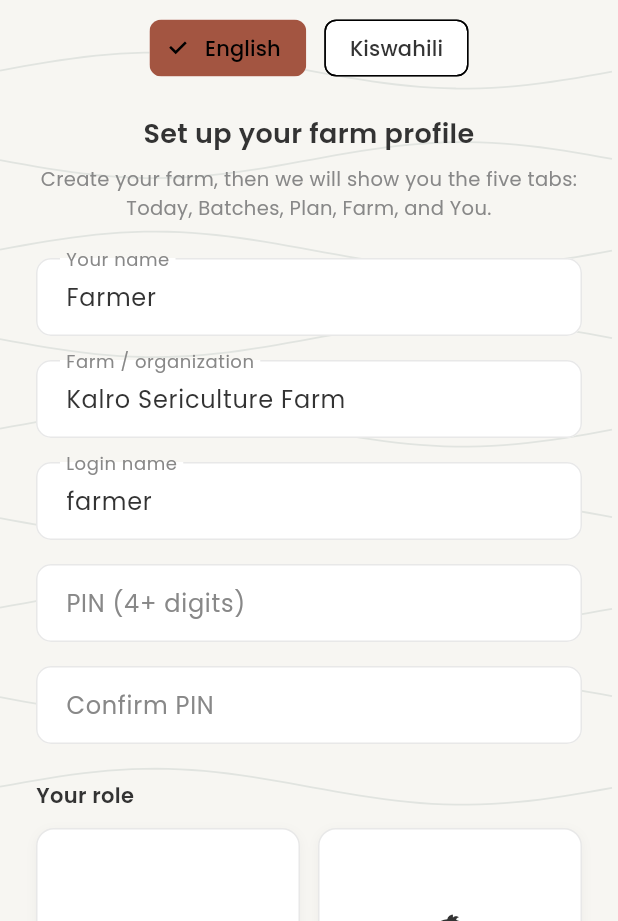
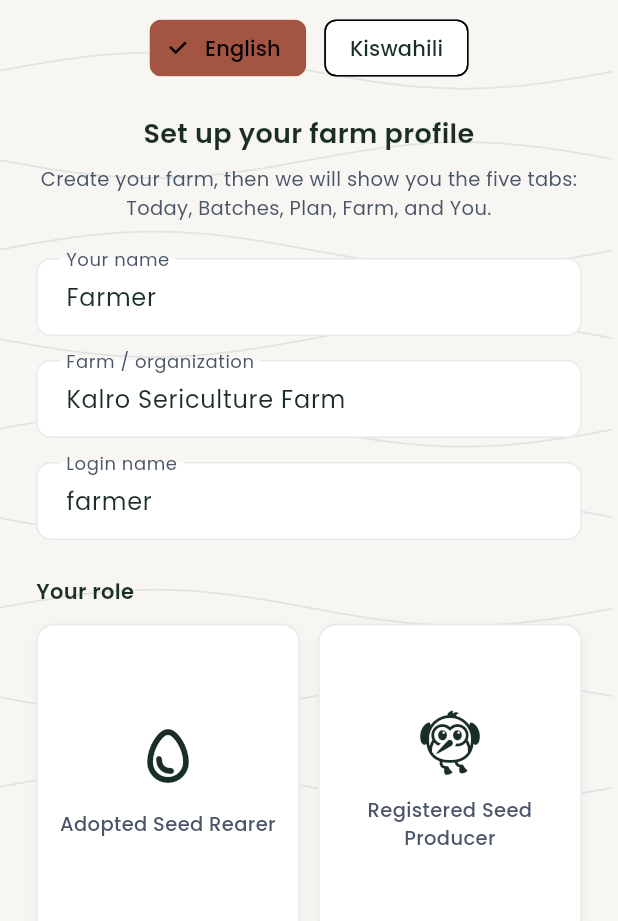
Before and after one commit to Dr-Rank1/Kalro-App, a Flutter app: the screen it shows after launch, on a phone screen of 412 x 824 dp, the part 315-1236 px from its top. Run offline on Flutter 3.47's test engine with Material 3 defaults, Android fonts, the phone set to English and light mode, and no system bars; our stand-ins replace file_picker, fl_chart, flutter_local_notifications, flutter_tts, google_fonts, image_picker and 6 more; missing offline and left inert: dart:ffi, excel, sqlite3; accounts and stored records are empty.

Commit message:
fix: resolve .tmp filesystem error, remove password requirement, and fix text contrast

```diff
--- a/lib/app.dart
+++ b/lib/app.dart
@@ -223,8 +223,8 @@ class _KalroAppState extends State<KalroApp> {
       title: 'Kalro',
       debugShowCheckedModeBanner: false,
       theme: KalroTheme.light(),
-      darkTheme: KalroTheme.dark(),
-      themeMode: ThemeMode.system,
+      darkTheme: KalroTheme.light(),
+      themeMode: ThemeMode.light,
       locale: _currentLocale,
       localizationsDelegates: [
         AppLocalizations.delegate,
--- a/lib/components/lifecycle/prediction_insights.dart
+++ b/lib/components/lifecycle/prediction_insights.dart
@@ -251,6 +251,7 @@ class LifecyclePlanHomeCard extends StatelessWidget {
                       style: GoogleFonts.poppins(
                         fontSize: 15,
                         fontWeight: FontWeight.w700,
+                        color: KalroColors.textDark,
                       ),
                     ),
                     SizedBox(height: 2),
--- a/lib/screens/farmer_shell.dart
+++ b/lib/screens/farmer_shell.dart
@@ -301,7 +301,10 @@ class _QuickAddTile extends StatelessWidget {
                     children: [
                       Text(
                         title,
-                        style: GoogleFonts.poppins(fontWeight: FontWeight.w600),
+                        style: GoogleFonts.poppins(
+                          fontWeight: FontWeight.w600,
+                          color: KalroColors.textDark,
+                        ),
                       ),
                       Text(
                         subtitle,
--- a/lib/screens/inventory_screen.dart
+++ b/lib/screens/inventory_screen.dart
@@ -323,6 +323,7 @@ class _LeafDemandCard extends StatelessWidget {
                   style: GoogleFonts.poppins(
                     fontWeight: FontWeight.w700,
                     fontSize: 16,
+                    color: KalroColors.textDark,
                   ),
                 ),
               ),
@@ -373,6 +374,7 @@ class _LeafBar extends StatelessWidget {
                 style: GoogleFonts.poppins(
                   fontWeight: FontWeight.w600,
                   fontSize: 13,
+                  color: KalroColors.textDark,
                 ),
               ),
             ),
--- a/lib/screens/login_screen.dart
+++ b/lib/screens/login_screen.dart
@@ -314,7 +314,7 @@ class _LoginScreenState extends State<LoginScreen> {
               keyboardType: TextInputType.number,
               inputFormatters: [FilteringTextInputFormatter.digitsOnly],
               decoration: InputDecoration(
-                labelText: 'PIN'.tr,
+                labelText: 'PIN (optional)'.tr,
                 filled: true,
                 fillColor: Colors.white,
                 suffixIcon: IconButton(
@@ -326,12 +326,7 @@ class _LoginScreenState extends State<LoginScreen> {
                   onPressed: () => setState(() => _obscurePin = !_obscurePin),
                 ),
               ),
-              validator: (value) {
-                if (value == null || value.trim().length < 4) {
-                  return 'PIN must be at least 4 digits'.tr;
-                }
-                return null;
-              },
+              validator: (value) => null,
               onFieldSubmitted: (_) => _loading ? null : _login(),
             ),
             if (_errorMessage != null) ...[
--- a/lib/screens/onboarding_screen.dart
+++ b/lib/screens/onboarding_screen.dart
@@ -1,5 +1,4 @@
 import 'package:flutter/material.dart';
-import 'package:flutter/services.dart';
 import 'package:google_fonts/google_fonts.dart';
 
 import '../components/components.dart';
@@ -61,20 +60,6 @@ class _OnboardingScreenState extends State<OnboardingScreen> {
       ScaffoldMessenger.of(
         context,
       ).showSnackBar(SnackBar(content: Text('Please choose your role'.tr)));
-      return;
-    }
-
-    if (_pinController.text.trim().length < 4) {
-      ScaffoldMessenger.of(context).showSnackBar(
-        SnackBar(content: Text('PIN must be at least 4 digits'.tr)),
-      );
-      return;
-    }
-
-    if (_pinController.text.trim() != _confirmPinController.text.trim()) {
-      ScaffoldMessenger.of(
-        context,
-      ).showSnackBar(SnackBar(content: Text('PINs do not match'.tr)));
       return;
     }
 
@@ -204,32 +189,6 @@ class _OnboardingScreenState extends State<OnboardingScreen> {
                         decoration: InputDecoration(labelText: 'Login name'.tr),
                         enabled: !_saving,
                       ),
-                      SizedBox(height: 16),
-                      TextFormField(
-                        controller: _pinController,
-                        decoration: InputDecoration(
-                          labelText: 'PIN (4+ digits)'.tr,
-                        ),
-                        obscureText: true,
-                        keyboardType: TextInputType.number,
-                        inputFormatters: [
-                          FilteringTextInputFormatter.digitsOnly,
-                        ],
-                        enabled: !_saving,
-                      ),
-                      SizedBox(height: 16),
-                      TextFormField(
-                        controller: _confirmPinController,
-                        decoration: InputDecoration(
-                          labelText: 'Confirm PIN'.tr,
-                        ),
-                        obscureText: true,
-                        keyboardType: TextInputType.number,
-                        inputFormatters: [
-                          FilteringTextInputFormatter.digitsOnly,
-                        ],
-                        enabled: !_saving,
-                      ),
                       SizedBox(height: 24),
                       Text(
                         'Your role'.tr,
--- a/lib/services/auth_repository.dart
+++ b/lib/services/auth_repository.dart
@@ -178,7 +178,8 @@ class AuthRepository {
     final normalized = username.trim().toLowerCase();
     final users = await getUsers(farmId);
     for (final user in users) {
-      if (user.username == normalized && PinHasher.verifyPin(pin, user.pinHash)) {
+      if (user.username == normalized &&
+          (pin.trim().isEmpty || user.pinHash.isEmpty || PinHasher.verifyPin(pin, user.pinHash))) {
         return user;
       }
     }
@@ -278,7 +279,7 @@ class AuthRepository {
         final admin = await findAdminUser(candidate.id);
         if (admin != null &&
             admin.username != 'admin' &&
-            PinHasher.verifyPin(pin, admin.pinHash)) {
+            (pin.trim().isEmpty || PinHasher.verifyPin(pin, admin.pinHash))) {
           await ensureAdminUsernameAlias(candidate.id);
           return AuthLoginResult(user: admin, farm: candidate);
         }
--- a/lib/theme/kalro_colors.dart
+++ b/lib/theme/kalro_colors.dart
@@ -10,9 +10,9 @@ abstract final class KalroColors {
   static const peach = Color(0xFFF8D3BB);
   static const background = Color(0xFFF7F6F2);
   static const cardWhite = Color(0xFFFFFFFF);
-  static const textDark = Color(0xFF333333);
-  static const textMuted = Color(0xFF888888);
-  static const textLight = Color(0xFFB0B0B0);
+  static const textDark = Color(0xFF1A2E26);
+  static const textMuted = Color(0xFF4A5568);
+  static const textLight = Color(0xFF718096);
   static const divider = Color(0xFFE8E8E8);
   static const waveLine = Color(0x1A214641);
   static const navInactive = Color(0xFFAAAAAA);
--- a/lib/utils/file_utils.dart
+++ b/lib/utils/file_utils.dart
@@ -6,7 +6,11 @@ class FileUtils {
   /// This prevents data corruption (e.g. empty or truncated files) if the app
   /// crashes or loses power during the write operation.
   static Future<void> atomicWriteAsString(File file, String contents) async {
-    final tempFile = File('.tmp');
+    final parentDir = file.parent;
+    if (!await parentDir.exists()) {
+      await parentDir.create(recursive: true);
+    }
+    final tempFile = File('${file.path}.${DateTime.now().microsecondsSinceEpoch}.tmp');
     await tempFile.writeAsString(contents, flush: true);
     try {
       if (Platform.isWindows && await file.exists()) {
```
Also changed, not shown: lib/screens/farm_work_screen.dart (+15 -3 lines), lib/screens/lifecycle_planner_screen.dart (+7 -1 lines), lib/screens/rearing_hub_screen.dart (+18 -3 lines), 1 other file.
